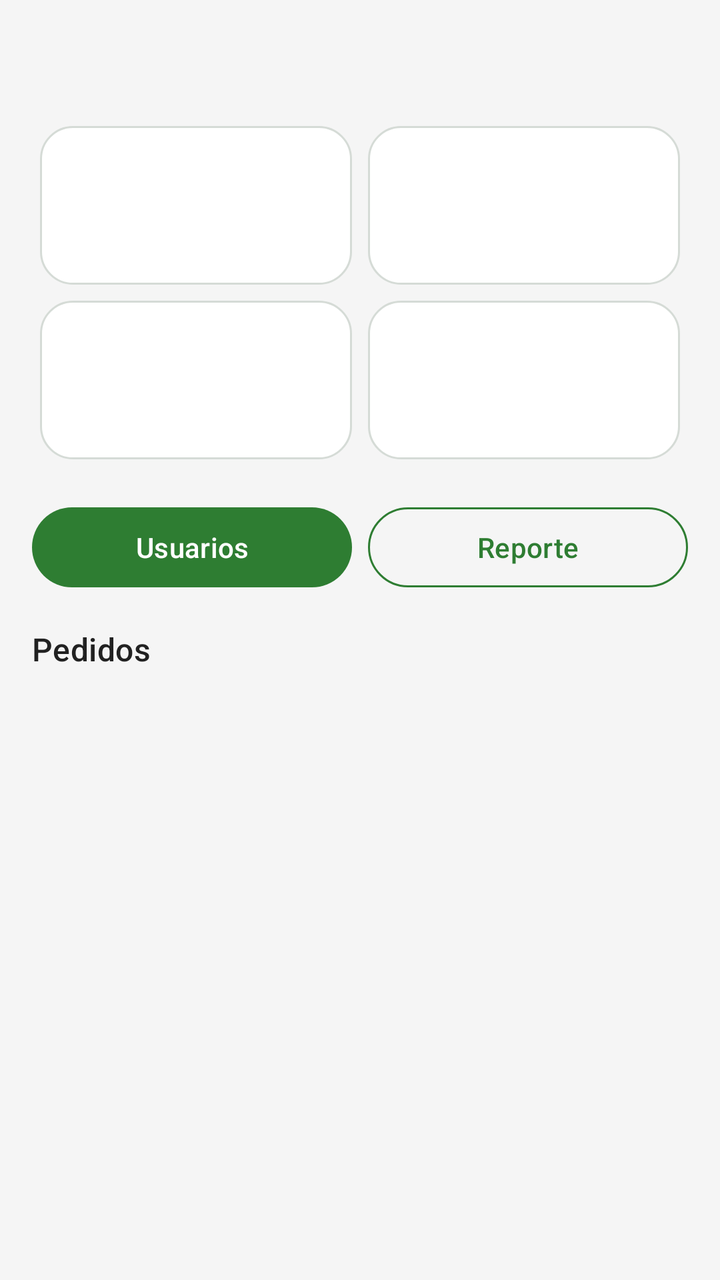
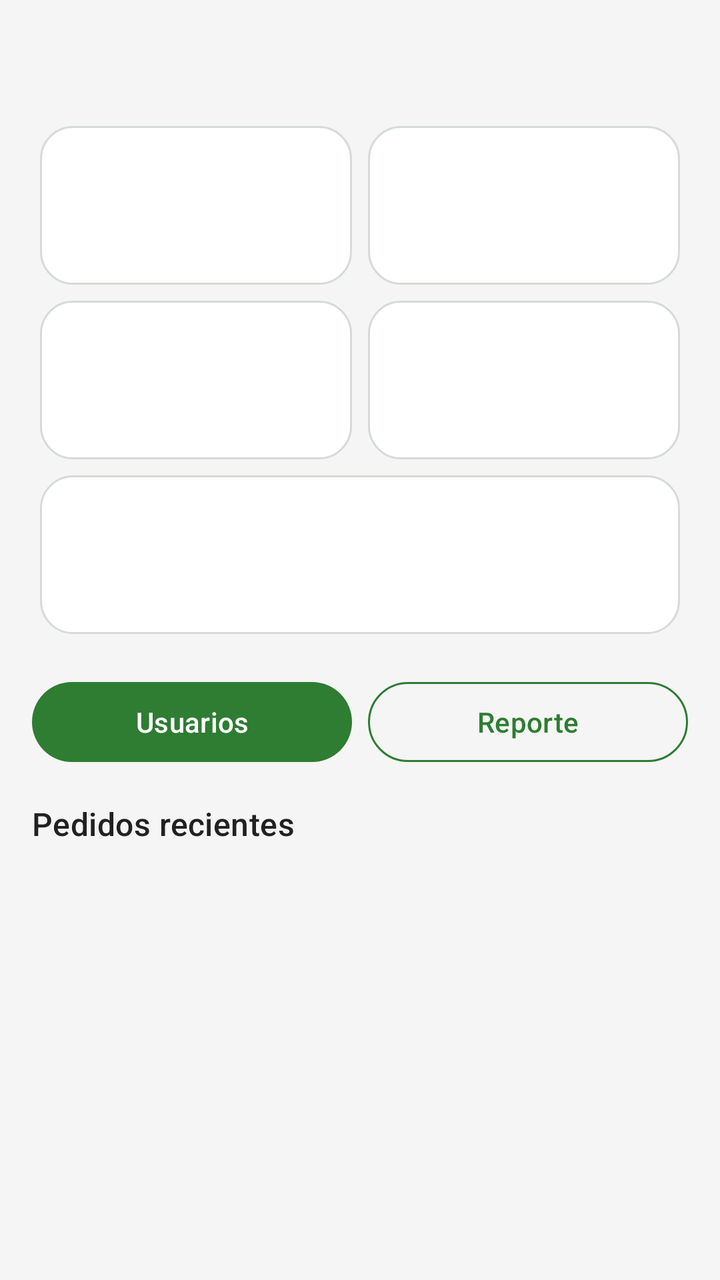

The first picture is an Android layout as it rendered before a commit; the second is the same layout after the commit. The layout source and the unified diff follow.
<!-- AndroidManifest.xml: application theme Theme.EcoMarket -->
<!-- res/layout/fragment_admin_dashboard.xml -->
<?xml version="1.0" encoding="utf-8"?>
<androidx.core.widget.NestedScrollView xmlns:android="http://schemas.android.com/apk/res/android"
    xmlns:app="http://schemas.android.com/apk/res-auto"
    android:layout_width="match_parent"
    android:layout_height="match_parent">

    <LinearLayout
        android:layout_width="match_parent"
        android:layout_height="wrap_content"
        android:orientation="vertical"
        android:padding="@dimen/space_m">

        <TextView
            android:id="@+id/txtGreeting"
            android:layout_width="match_parent"
            android:layout_height="wrap_content"
            android:textAppearance="@style/Text.Title" />

        <LinearLayout
            android:layout_width="match_parent"
            android:layout_height="wrap_content"
            android:layout_marginTop="@dimen/space_m"
            android:orientation="horizontal">

            <include
                android:id="@+id/kpiSales"
                layout="@layout/view_kpi" />

            <include
                android:id="@+id/kpiOrders"
                layout="@layout/view_kpi" />
        </LinearLayout>

        <LinearLayout
            android:layout_width="match_parent"
            android:layout_height="wrap_content"
            android:orientation="horizontal">

            <include
                android:id="@+id/kpiUsers"
                layout="@layout/view_kpi" />

            <include
                android:id="@+id/kpiProducts"
                layout="@layout/view_kpi" />
        </LinearLayout>

        <LinearLayout
            android:layout_width="match_parent"
            android:layout_height="wrap_content"
            android:layout_marginTop="@dimen/space_m"
            android:orientation="horizontal">

            <com.google.android.material.button.MaterialButton
                android:id="@+id/btnGoUsers"
                style="@style/Button.Primary"
                android:layout_width="0dp"
                android:layout_height="wrap_content"
                android:layout_marginEnd="@dimen/space_s"
                android:layout_weight="1"
                android:text="@string/nav_users" />

            <com.google.android.material.button.MaterialButton
                android:id="@+id/btnGoReport"
                style="@style/Button.Outlined"
                android:layout_width="0dp"
                android:layout_height="wrap_content"
                android:layout_weight="1"
                android:text="@string/nav_report" />
        </LinearLayout>

        <TextView
            style="@style/Section.Header"
            android:text="@string/nav_orders" />

        <androidx.recyclerview.widget.RecyclerView
            android:id="@+id/rvRecentOrders"
            android:layout_width="match_parent"
            android:layout_height="wrap_content"
            android:nestedScrollingEnabled="false" />
    </LinearLayout>
</androidx.core.widget.NestedScrollView>
<!-- res/layout/view_kpi.xml (included above) -->
<?xml version="1.0" encoding="utf-8"?>
<LinearLayout xmlns:android="http://schemas.android.com/apk/res/android"
    android:layout_width="0dp"
    android:layout_height="wrap_content"
    android:layout_margin="@dimen/space_xs"
    android:layout_weight="1"
    android:background="@drawable/bg_kpi_card"
    android:orientation="vertical"
    android:padding="@dimen/space_m">

    <TextView
        android:id="@+id/txtKpiLabel"
        android:layout_width="match_parent"
        android:layout_height="wrap_content"
        android:textAppearance="@style/Text.Caption" />

    <TextView
        android:id="@+id/txtKpiValue"
        android:layout_width="match_parent"
        android:layout_height="wrap_content"
        android:layout_marginTop="@dimen/space_xs"
        android:textAppearance="@style/Text.Title"
        android:textColor="@color/eco_green" />
</LinearLayout>
<!-- resources referenced by this layout -->
<resources>
  <color name="eco_green">#2E7D32</color>
  <dimen name="space_m">16dp</dimen>
  <dimen name="space_s">8dp</dimen>
  <dimen name="space_xs">4dp</dimen>
  <!-- drawable bg_kpi_card (drawable) -->
  <?xml version="1.0" encoding="utf-8"?>
  <shape xmlns:android="http://schemas.android.com/apk/res/android" android:shape="rectangle">
      <solid android:color="@color/eco_white" />
      <stroke android:width="@dimen/stroke_thin" android:color="@color/eco_gray_border" />
      <corners android:radius="@dimen/radius_card" />
  </shape>
  <string name="nav_orders">Pedidos</string>
  <string name="nav_report">Reporte</string>
  <string name="nav_users">Usuarios</string>
  <style name="Button.Outlined" parent="Widget.Material3.Button.OutlinedButton">
          <item name="strokeColor">@color/eco_green</item>
          <item name="android:textColor">@color/eco_green</item>
          <item name="android:textSize">@dimen/text_body</item>
          <item name="android:textAllCaps">false</item>
          <item name="cornerRadius">@dimen/radius_button</item>
          <item name="android:minHeight">48dp</item>
      </style>
  <style name="Button.Primary" parent="Widget.Material3.Button">
          <item name="backgroundTint">@color/eco_green</item>
          <item name="android:textColor">@color/eco_white</item>
          <item name="android:textSize">@dimen/text_body</item>
          <item name="android:fontFamily">sans-serif-medium</item>
          <item name="android:textAllCaps">false</item>
          <item name="cornerRadius">@dimen/radius_button</item>
          <item name="android:minHeight">48dp</item>
      </style>
  <style name="Section.Header" parent="">
          <item name="android:layout_width">match_parent</item>
          <item name="android:layout_height">wrap_content</item>
          <item name="android:layout_marginTop">@dimen/space_m</item>
          <item name="android:layout_marginBottom">@dimen/space_s</item>
          <item name="android:textAppearance">@style/Text.Subtitle</item>
      </style>
  <style name="Text.Caption" parent="TextAppearance.Material3.BodySmall">
          <item name="android:textSize">@dimen/text_caption</item>
          <item name="android:textColor">@color/eco_text_secondary</item>
      </style>
  <style name="Text.Title" parent="TextAppearance.Material3.TitleLarge">
          <item name="android:textSize">@dimen/text_title</item>
          <item name="android:textStyle">bold</item>
          <item name="android:textColor">@color/eco_text_primary</item>
      </style>
  <color name="eco_white">#FFFFFF</color>
  <dimen name="stroke_thin">1dp</dimen>
  <color name="eco_gray_border">#D5DBD6</color>
  <dimen name="radius_card">16dp</dimen>
  <dimen name="text_body">14sp</dimen>
  <dimen name="radius_button">24dp</dimen>
  <style name="Text.Subtitle" parent="TextAppearance.Material3.TitleMedium">
          <item name="android:textSize">@dimen/text_subtitle</item>
          <item name="android:fontFamily">sans-serif-medium</item>
          <item name="android:textColor">@color/eco_text_primary</item>
      </style>
  <dimen name="text_caption">12sp</dimen>
  <color name="eco_text_secondary">#5F6B62</color>
  <dimen name="text_title">20sp</dimen>
  <color name="eco_text_primary">#212121</color>
  <color name="eco_green_light">#A5D6A7</color>
  <color name="eco_green_dark">#1B5E20</color>
  <color name="eco_orange">#FF7043</color>
  <color name="eco_green_surface">#E8F5E9</color>
  <color name="eco_background">#FFFFFF</color>
  <color name="eco_error">#C62828</color>
  <color name="eco_gray_light">#F5F5F5</color>
  <dimen name="text_subtitle">16sp</dimen>
  <!-- unchanged entries left out for length: 1 -->
</resources>

<!-- the commit's change to res/layout/fragment_admin_dashboard.xml (unified diff, before → after) -->
@@ -48,6 +48,16 @@
         <LinearLayout
             android:layout_width="match_parent"
             android:layout_height="wrap_content"
+            android:orientation="horizontal">
+
+            <include
+                android:id="@+id/kpiPending"
+                layout="@layout/view_kpi" />
+        </LinearLayout>
+
+        <LinearLayout
+            android:layout_width="match_parent"
+            android:layout_height="wrap_content"
             android:layout_marginTop="@dimen/space_m"
             android:orientation="horizontal">
 
@@ -71,7 +81,7 @@
 
         <TextView
             style="@style/Section.Header"
-            android:text="@string/nav_orders" />
+            android:text="@string/admin_recent_orders" />
 
         <androidx.recyclerview.widget.RecyclerView
             android:id="@+id/rvRecentOrders"
<!-- resource entries referenced after the edit -->
@@ -11,7 +11,7 @@
       <stroke android:width="@dimen/stroke_thin" android:color="@color/eco_gray_border" />
       <corners android:radius="@dimen/radius_card" />
   </shape>
-  <string name="nav_orders">Pedidos</string>
+  <string name="admin_recent_orders">Pedidos recientes</string>
   <string name="nav_report">Reporte</string>
   <string name="nav_users">Usuarios</string>
   <style name="Button.Outlined" parent="Widget.Material3.Button.OutlinedButton">
